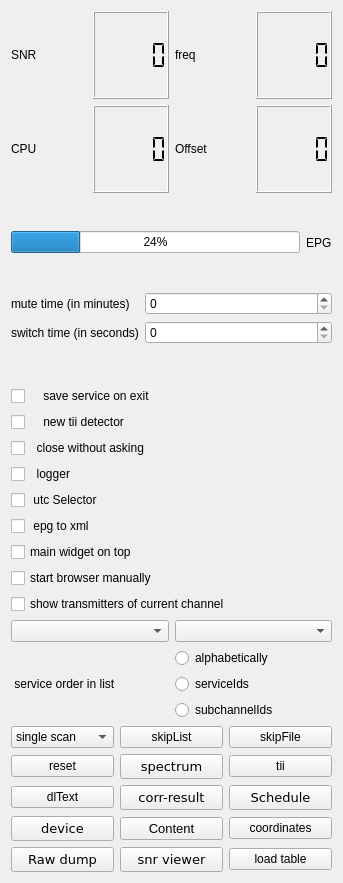
Qt form qt-dab-5/forms-v5/config-helper.ui (JvanKatwijk/qt-dab) before a commit.
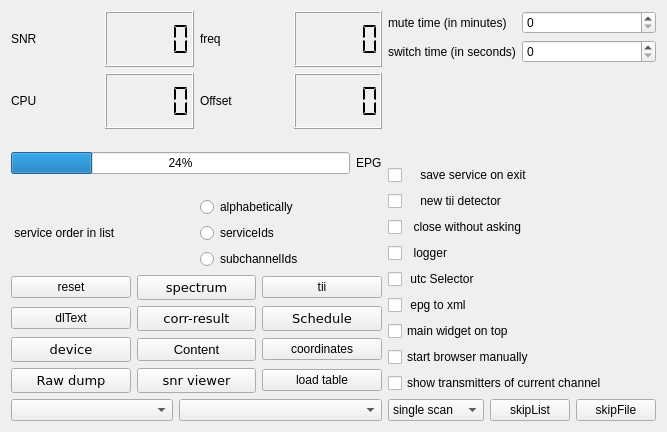
The same form after that commit. Custom widgets are drawn as their Qt base class.

Commit message: changes to fix  color settings

The edit to the form file:
```diff
--- a/qt-dab-5/forms-v5/config-helper.ui
+++ b/qt-dab-5/forms-v5/config-helper.ui
@@ -6,8 +6,8 @@
    <rect>
     <x>0</x>
     <y>0</y>
-    <width>343</width>
-    <height>883</height>
+    <width>667</width>
+    <height>432</height>
    </rect>
   </property>
   <property name="windowTitle">
@@ -16,7 +16,9 @@
   <property name="toolTip">
    <string>&lt;html&gt;&lt;head/&gt;&lt;body&gt;&lt;p&gt;Configuration and control widget.&lt;/p&gt;&lt;/body&gt;&lt;/html&gt;</string>
   </property>
-  <layout class="QVBoxLayout" name="verticalLayout_3">
+  <layout class="QHBoxLayout" name="horizontalLayout_7">
+   <item>
+    <layout class="QVBoxLayout" name="verticalLayout_4">
    <item>
     <layout class="QHBoxLayout" name="horizontalLayout_5">
      <item>
@@ -105,149 +107,6 @@
      </item>
     </layout>
    </item>
-   <item>
-    <layout class="QFormLayout" name="formLayout">
-     <item row="0" column="0">
-      <widget class="QLabel" name="label">
-       <property name="text">
-        <string>mute time (in minutes)</string>
-       </property>
-      </widget>
-     </item>
-     <item row="0" column="1">
-      <widget class="smallSpinBox" name="muteTimeSetting">
-       <property name="toolTip">
-        <string>Set here the mute time in minutes</string>
-       </property>
-      </widget>
-     </item>
-     <item row="1" column="0">
-      <widget class="QLabel" name="label_2">
-       <property name="text">
-        <string>switch time (in seconds)</string>
-       </property>
-      </widget>
-     </item>
-     <item row="1" column="1">
-      <widget class="smallSpinBox" name="switchDelaySetting">
-       <property name="toolTip">
-        <string>Set here the delay, when searching for data in a channel, in seconds</string>
-       </property>
-      </widget>
-     </item>
-    </layout>
-   </item>
-   <item>
-    <layout class="QVBoxLayout" name="verticalLayout_2">
-     <item>
-      <widget class="QCheckBox" name="saveServiceSelector">
-       <property name="toolTip">
-        <string>&lt;html&gt;&lt;head/&gt;&lt;body&gt;&lt;p&gt;save on program exit the name of the current service - if any - and select this service after restarting.&lt;/p&gt;&lt;/body&gt;&lt;/html&gt;</string>
-       </property>
-       <property name="text">
-        <string>    save service on exit</string>
-       </property>
-      </widget>
-     </item>
-     <item>
-      <widget class="QCheckBox" name="tii_detectorMode">
-       <property name="toolTip">
-        <string>&lt;html&gt;&lt;head/&gt;&lt;body&gt;&lt;p&gt;a second implementation of the tii decoder can be selected here. The decoder &amp;quot;sees&amp;quot; more tii data, but also more erroneous data.&lt;/p&gt;&lt;/body&gt;&lt;/html&gt;</string>
-       </property>
-       <property name="text">
-        <string>    new tii detector</string>
-       </property>
-      </widget>
-     </item>
-     <item>
-      <widget class="QCheckBox" name="closeDirect">
-       <property name="toolTip">
-        <string>&lt;html&gt;&lt;head/&gt;&lt;body&gt;&lt;p&gt;If you are bored with the explicit request to stop, touch this one, and stopping is direct&lt;/p&gt;&lt;/body&gt;&lt;/html&gt;</string>
-       </property>
-       <property name="text">
-        <string>  close without asking</string>
-       </property>
-      </widget>
-     </item>
-     <item>
-      <widget class="QCheckBox" name="loggerButton">
-       <property name="toolTip">
-        <string>&lt;html&gt;&lt;head/&gt;&lt;body&gt;&lt;p&gt;Sometime one wants to see what was done, the logger just dumps some data into a file, showing the selections made.&lt;/p&gt;&lt;/body&gt;&lt;/html&gt;</string>
-       </property>
-       <property name="text">
-        <string>  logger</string>
-       </property>
-      </widget>
-     </item>
-     <item>
-      <widget class="QCheckBox" name="utcSelector">
-       <property name="toolTip">
-        <string>&lt;html&gt;&lt;head/&gt;&lt;body&gt;&lt;p&gt;If you want to see UTC in the logs select this one.&lt;/p&gt;&lt;/body&gt;&lt;/html&gt;</string>
-       </property>
-       <property name="text">
-        <string> utc Selector</string>
-       </property>
-      </widget>
-     </item>
-     <item>
-      <widget class="QCheckBox" name="epg2xmlSelector">
-       <property name="toolTip">
-        <string>&lt;html&gt;&lt;head/&gt;&lt;body&gt;&lt;p&gt;The EPG detector has two components, one collecting data to present as &amp;quot;time table&amp;quot; for today,&lt;/p&gt;&lt;p&gt;the other one - using a library written by Julian Cable from the BBC - to generate textual xml.&lt;/p&gt;&lt;p&gt;If selected, the xml will be generated. Note howevet that we encountered at least one example&lt;/p&gt;&lt;p&gt;here the library generating the textual xml causes a crash.&lt;/p&gt;&lt;/body&gt;&lt;/html&gt;</string>
-       </property>
-       <property name="text">
-        <string> epg to xml</string>
-       </property>
-      </widget>
-     </item>
-     <item>
-      <widget class="QCheckBox" name="onTop">
-       <property name="toolTip">
-        <string>&lt;html&gt;&lt;head/&gt;&lt;body&gt;&lt;p&gt;Set in the configuration whether or not the main widget should ALWAYS be op top. Note that setting will be applied the next time the program will start.&lt;/p&gt;&lt;/body&gt;&lt;/html&gt;</string>
-       </property>
-       <property name="text">
-        <string>main widget on top</string>
-       </property>
-      </widget>
-     </item>
-     <item>
-      <widget class="QCheckBox" name="autoBrowser">
-       <property name="toolTip">
-        <string>&lt;html&gt;&lt;head/&gt;&lt;body&gt;&lt;p&gt;Set in the configuration that on starting the http service a browser will have to be started manually. Default is browser starts automatically. Effective immediately&lt;/p&gt;&lt;p&gt;&lt;br/&gt;&lt;/p&gt;&lt;/body&gt;&lt;/html&gt;</string>
-       </property>
-       <property name="text">
-        <string>start browser manually</string>
-       </property>
-      </widget>
-     </item>
-     <item>
-      <widget class="QCheckBox" name="transmitterTags">
-       <property name="toolTip">
-        <string>&lt;html&gt;&lt;head/&gt;&lt;body&gt;&lt;p&gt;Set in the configuration that - rather than showing all ttransmitters on a map - only the transmitters that are seen for the currrent channel are made visible.&lt;/p&gt;&lt;/body&gt;&lt;/html&gt;</string>
-       </property>
-       <property name="text">
-        <string>show transmitters of current channel</string>
-       </property>
-      </widget>
-     </item>
-    </layout>
-   </item>
-   <item>
-    <layout class="QHBoxLayout" name="horizontalLayout_2">
-     <item>
-      <widget class="smallComboBox" name="streamoutSelector">
-       <property name="maximumSize">
-        <size>
-         <width>162</width>
-         <height>16777215</height>
-        </size>
-       </property>
-      </widget>
-     </item>
-     <item>
-      <widget class="smallComboBox" name="deviceSelector"/>
-     </item>
-    </layout>
-   </item>
    <item>
     <layout class="QHBoxLayout" name="horizontalLayout">
      <item>
@@ -293,52 +152,6 @@
      </item>
     </layout>
    </item>
-   <item>
-    <layout class="QHBoxLayout" name="horizontalLayout_4">
-     <item>
-      <widget class="QComboBox" name="scanmodeSelector">
-       <property name="toolTip">
-        <string>&lt;html&gt;&lt;head/&gt;&lt;body&gt;&lt;p&gt;Choose one of three modes for scanning&lt;/p&gt;&lt;/body&gt;&lt;/html&gt;</string>
-       </property>
-       <item>
-        <property name="text">
-         <string>single scan</string>
-        </property>
-       </item>
-       <item>
-        <property name="text">
-         <string>scan to data</string>
-        </property>
-       </item>
-       <item>
-        <property name="text">
-         <string>continuous</string>
-        </property>
-       </item>
-      </widget>
-     </item>
-     <item>
-      <widget class="smallPushButton" name="skipList_button">
-       <property name="toolTip">
-        <string>&lt;html&gt;&lt;head/&gt;&lt;body&gt;&lt;p&gt;show or hide the skipList. Updates in the skipList will be saved.&lt;/p&gt;&lt;/body&gt;&lt;/html&gt;</string>
-       </property>
-       <property name="text">
-        <string>skipList</string>
-       </property>
-      </widget>
-     </item>
-     <item>
-      <widget class="smallPushButton" name="skipFile_button">
-       <property name="toolTip">
-        <string>&lt;html&gt;&lt;head/&gt;&lt;body&gt;&lt;p&gt;Select a file for the skipList. If the file does not exist yet, it will be created and initialized with a skipList with no channels set to skip.&lt;/p&gt;&lt;/body&gt;&lt;/html&gt;</string>
-       </property>
-       <property name="text">
-        <string>skipFile</string>
-       </property>
-      </widget>
-     </item>
-    </layout>
-   </item>
    <item>
     <layout class="QGridLayout" name="gridLayout">
      <item row="0" column="0">
@@ -551,6 +364,201 @@
         <string>load table</string>
        </property>
       </widget>
+       </item>
+      </layout>
+     </item>
+     <item>
+      <layout class="QHBoxLayout" name="horizontalLayout_2">
+       <item>
+        <widget class="smallComboBox" name="streamoutSelector">
+         <property name="maximumSize">
+          <size>
+           <width>162</width>
+           <height>16777215</height>
+          </size>
+         </property>
+        </widget>
+       </item>
+       <item>
+        <widget class="smallComboBox" name="deviceSelector"/>
+       </item>
+      </layout>
+     </item>
+    </layout>
+   </item>
+   <item>
+    <layout class="QVBoxLayout" name="verticalLayout_3">
+     <item>
+      <layout class="QFormLayout" name="formLayout">
+       <item row="0" column="1">
+        <widget class="smallSpinBox" name="muteTimeSetting">
+         <property name="toolTip">
+          <string>Set here the mute time in minutes</string>
+         </property>
+        </widget>
+       </item>
+       <item row="1" column="0">
+        <widget class="QLabel" name="label_2">
+         <property name="text">
+          <string>switch time (in seconds)</string>
+         </property>
+        </widget>
+       </item>
+       <item row="1" column="1">
+        <widget class="smallSpinBox" name="switchDelaySetting">
+         <property name="toolTip">
+          <string>Set here the delay, when searching for data in a channel, in seconds</string>
+         </property>
+        </widget>
+       </item>
+       <item row="0" column="0">
+        <widget class="QLabel" name="label">
+         <property name="text">
+          <string>mute time (in minutes)</string>
+         </property>
+        </widget>
+       </item>
+      </layout>
+     </item>
+     <item>
+      <layout class="QVBoxLayout" name="verticalLayout_2">
+       <item>
+        <widget class="QCheckBox" name="saveServiceSelector">
+         <property name="toolTip">
+          <string>&lt;html&gt;&lt;head/&gt;&lt;body&gt;&lt;p&gt;save on program exit the name of the current service - if any - and select this service after restarting.&lt;/p&gt;&lt;/body&gt;&lt;/html&gt;</string>
+         </property>
+         <property name="text">
+          <string>    save service on exit</string>
+         </property>
+        </widget>
+       </item>
+       <item>
+        <widget class="QCheckBox" name="tii_detectorMode">
+         <property name="toolTip">
+          <string>&lt;html&gt;&lt;head/&gt;&lt;body&gt;&lt;p&gt;a second implementation of the tii decoder can be selected here. The decoder &amp;quot;sees&amp;quot; more tii data, but also more erroneous data.&lt;/p&gt;&lt;/body&gt;&lt;/html&gt;</string>
+         </property>
+         <property name="text">
+          <string>    new tii detector</string>
+         </property>
+        </widget>
+       </item>
+       <item>
+        <widget class="QCheckBox" name="closeDirect">
+         <property name="toolTip">
+          <string>&lt;html&gt;&lt;head/&gt;&lt;body&gt;&lt;p&gt;If you are bored with the explicit request to stop, touch this one, and stopping is direct&lt;/p&gt;&lt;/body&gt;&lt;/html&gt;</string>
+         </property>
+         <property name="text">
+          <string>  close without asking</string>
+         </property>
+        </widget>
+       </item>
+       <item>
+        <widget class="QCheckBox" name="loggerButton">
+         <property name="toolTip">
+          <string>&lt;html&gt;&lt;head/&gt;&lt;body&gt;&lt;p&gt;Sometime one wants to see what was done, the logger just dumps some data into a file, showing the selections made.&lt;/p&gt;&lt;/body&gt;&lt;/html&gt;</string>
+         </property>
+         <property name="text">
+          <string>  logger</string>
+         </property>
+        </widget>
+       </item>
+       <item>
+        <widget class="QCheckBox" name="utcSelector">
+         <property name="toolTip">
+          <string>&lt;html&gt;&lt;head/&gt;&lt;body&gt;&lt;p&gt;If you want to see UTC in the logs select this one.&lt;/p&gt;&lt;/body&gt;&lt;/html&gt;</string>
+         </property>
+         <property name="text">
+          <string> utc Selector</string>
+         </property>
+        </widget>
+       </item>
+       <item>
+        <widget class="QCheckBox" name="epg2xmlSelector">
+         <property name="toolTip">
+          <string>&lt;html&gt;&lt;head/&gt;&lt;body&gt;&lt;p&gt;The EPG detector has two components, one collecting data to present as &amp;quot;time table&amp;quot; for today,&lt;/p&gt;&lt;p&gt;the other one - using a library written by Julian Cable from the BBC - to generate textual xml.&lt;/p&gt;&lt;p&gt;If selected, the xml will be generated. Note howevet that we encountered at least one example&lt;/p&gt;&lt;p&gt;here the library generating the textual xml causes a crash.&lt;/p&gt;&lt;/body&gt;&lt;/html&gt;</string>
+         </property>
+         <property name="text">
+          <string> epg to xml</string>
+         </property>
+        </widget>
+       </item>
+       <item>
+        <widget class="QCheckBox" name="onTop">
+         <property name="toolTip">
+          <string>&lt;html&gt;&lt;head/&gt;&lt;body&gt;&lt;p&gt;Set in the configuration whether or not the main widget should ALWAYS be op top. Note that setting will be applied the next time the program will start.&lt;/p&gt;&lt;/body&gt;&lt;/html&gt;</string>
+         </property>
+         <property name="text">
+          <string>main widget on top</string>
+         </property>
+        </widget>
+       </item>
+       <item>
+        <widget class="QCheckBox" name="autoBrowser">
+         <property name="toolTip">
+          <string>&lt;html&gt;&lt;head/&gt;&lt;body&gt;&lt;p&gt;Set in the configuration that on starting the http service a browser will have to be started manually. Default is browser starts automatically. Effective immediately&lt;/p&gt;&lt;p&gt;&lt;br/&gt;&lt;/p&gt;&lt;/body&gt;&lt;/html&gt;</string>
+         </property>
+         <property name="text">
+          <string>start browser manually</string>
+         </property>
+        </widget>
+       </item>
+       <item>
+        <widget class="QCheckBox" name="transmitterTags">
+         <property name="toolTip">
+          <string>&lt;html&gt;&lt;head/&gt;&lt;body&gt;&lt;p&gt;Set in the configuration that - rather than showing all ttransmitters on a map - only the transmitters that are seen for the currrent channel are made visible.&lt;/p&gt;&lt;/body&gt;&lt;/html&gt;</string>
+         </property>
+         <property name="text">
+          <string>show transmitters of current channel</string>
+         </property>
+        </widget>
+       </item>
+      </layout>
+     </item>
+     <item>
+      <layout class="QHBoxLayout" name="horizontalLayout_4">
+       <item>
+        <widget class="QComboBox" name="scanmodeSelector">
+         <property name="toolTip">
+          <string>&lt;html&gt;&lt;head/&gt;&lt;body&gt;&lt;p&gt;Choose one of three modes for scanning&lt;/p&gt;&lt;/body&gt;&lt;/html&gt;</string>
+         </property>
+         <item>
+          <property name="text">
+           <string>single scan</string>
+          </property>
+         </item>
+         <item>
+          <property name="text">
+           <string>scan to data</string>
+          </property>
+         </item>
+         <item>
+          <property name="text">
+           <string>continuous</string>
+          </property>
+         </item>
+        </widget>
+       </item>
+       <item>
+        <widget class="smallPushButton" name="skipList_button">
+         <property name="toolTip">
+          <string>&lt;html&gt;&lt;head/&gt;&lt;body&gt;&lt;p&gt;show or hide the skipList. Updates in the skipList will be saved.&lt;/p&gt;&lt;/body&gt;&lt;/html&gt;</string>
+         </property>
+         <property name="text">
+          <string>skipList</string>
+         </property>
+        </widget>
+       </item>
+       <item>
+        <widget class="smallPushButton" name="skipFile_button">
+         <property name="toolTip">
+          <string>&lt;html&gt;&lt;head/&gt;&lt;body&gt;&lt;p&gt;Select a file for the skipList. If the file does not exist yet, it will be created and initialized with a skipList with no channels set to skip.&lt;/p&gt;&lt;/body&gt;&lt;/html&gt;</string>
+         </property>
+         <property name="text">
+          <string>skipFile</string>
+         </property>
+        </widget>
+       </item>
+      </layout>
      </item>
     </layout>
    </item>
```
Left out of the diff: 2 changed lines with no effect on the pictures. Lines whose indentation alone changed are shown as unchanged. The commit also changes 6 other files.
